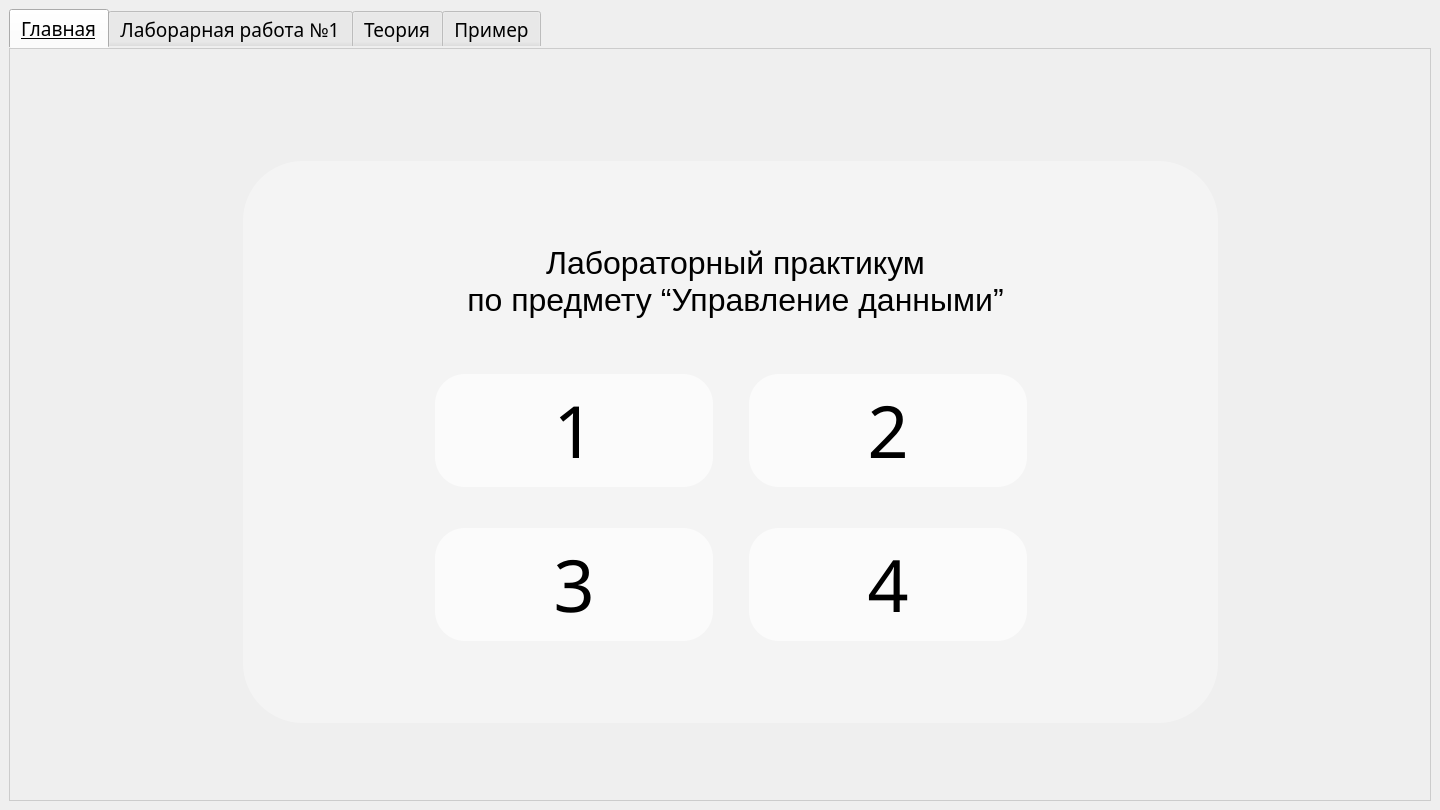
First picture: the form in interface.ui, repository aleksgov/py_labs, before the edit.
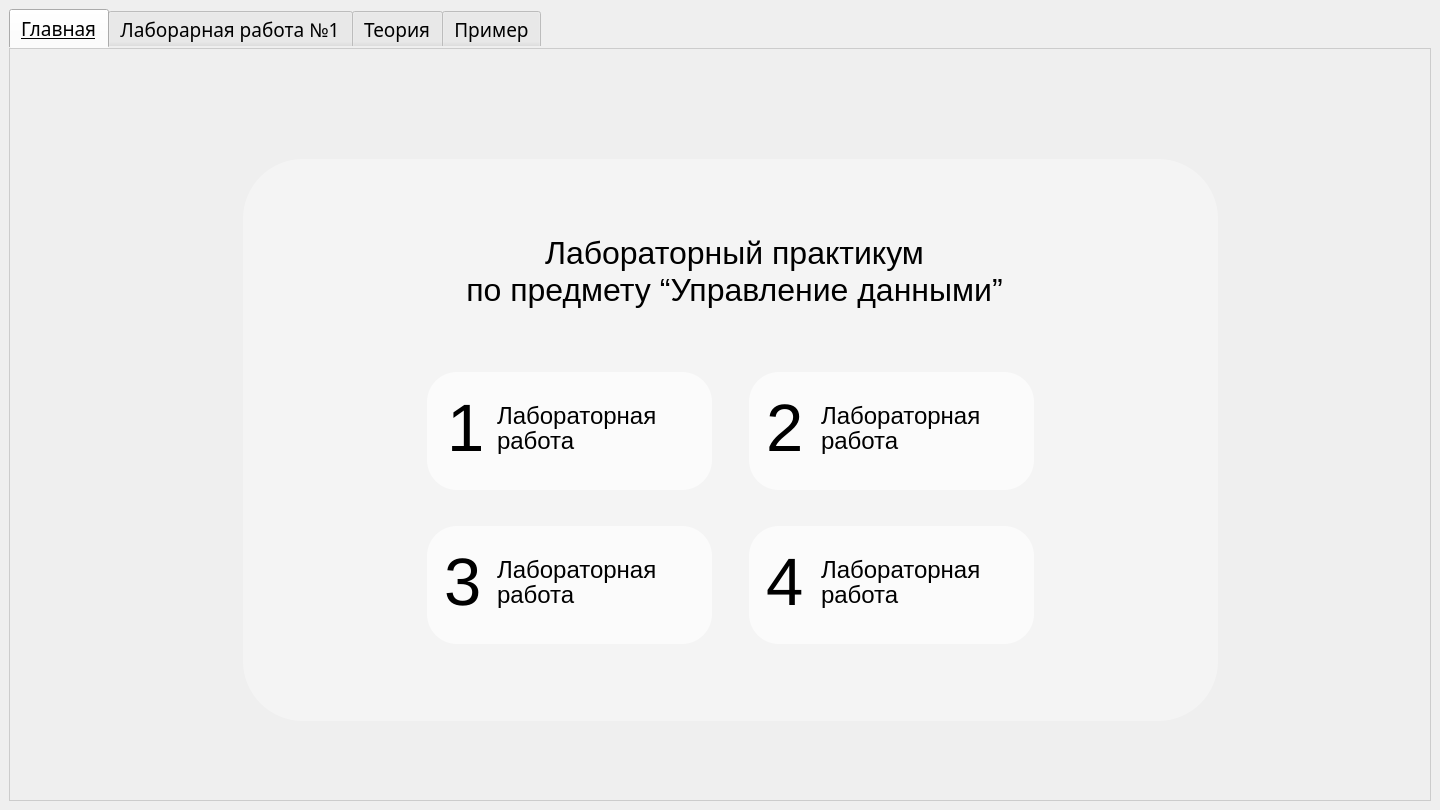
Second picture: the form after the edit.

Commit message: add naming buttons

```diff
--- a/interface.ui
+++ b/interface.ui
@@ -58,7 +58,7 @@
         <property name="geometry">
          <rect>
           <x>233</x>
-          <y>112</y>
+          <y>110</y>
           <width>975</width>
           <height>562</height>
          </rect>
@@ -74,22 +74,460 @@
         <property name="frameShadow">
          <enum>QFrame::Raised</enum>
         </property>
-        <widget class="QTextBrowser" name="textBrowser">
+        <widget class="QWidget" name="SecondLabWidget" native="true">
+         <property name="enabled">
+          <bool>true</bool>
+         </property>
          <property name="geometry">
           <rect>
-           <x>147</x>
-           <y>80</y>
-           <width>691</width>
-           <height>101</height>
+           <x>506</x>
+           <y>213</y>
+           <width>285</width>
+           <height>118</height>
           </rect>
          </property>
          <property name="styleSheet">
-          <string notr="true">QTextBrowser {
-    background-color: transparent;
-    user-select: none; 
+          <string notr="true">QWidget {
+      border-radius: 30px;
+      background-color: transparent;
 }</string>
          </property>
-         <property name="html">
+         <widget class="QPushButton" name="SecondLabButton">
+          <property name="geometry">
+           <rect>
+            <x>0</x>
+            <y>0</y>
+            <width>285</width>
+            <height>118</height>
+           </rect>
+          </property>
+          <property name="sizeIncrement">
+           <size>
+            <width>278</width>
+            <height>0</height>
+           </size>
+          </property>
+          <property name="font">
+           <font>
+            <family>Century Gothic</family>
+            <pointsize>-1</pointsize>
+           </font>
+          </property>
+          <property name="layoutDirection">
+           <enum>Qt::LeftToRight</enum>
+          </property>
+          <property name="autoFillBackground">
+           <bool>false</bool>
+          </property>
+          <property name="styleSheet">
+           <string notr="true">QPushButton {
+    border-radius: 30px;                  
+    padding: 0;                
+    background-color: rgba(255, 255, 255, 0.65);           
+    font-size: 72px;
+    font-family: 'Century Gothic';           
+    border: none;                     
+}
+
+QPushButton:hover {
+    background-color: rgba(255, 255, 255, 0.85); 
+}
+
+QPushButton:pressed {
+    background-color: rgba(255, 255, 255, 0.5);  
+}
+</string>
+          </property>
+          <property name="text">
+           <string/>
+          </property>
+         </widget>
+         <widget class="QLabel" name="label3">
+          <property name="geometry">
+           <rect>
+            <x>17</x>
+            <y>11</y>
+            <width>41</width>
+            <height>91</height>
+           </rect>
+          </property>
+          <property name="styleSheet">
+           <string notr="true">background-color: transparent;</string>
+          </property>
+          <property name="text">
+           <string>&lt;html&gt;&lt;head/&gt;&lt;body&gt;&lt;p&gt;&lt;span style=&quot; font-size:50pt; font-family: 'Century Gothic'&quot;&gt;2&lt;/span&gt;&lt;/p&gt;&lt;/body&gt;&lt;/html&gt;</string>
+          </property>
+         </widget>
+         <widget class="QLabel" name="label4">
+          <property name="geometry">
+           <rect>
+            <x>72</x>
+            <y>20</y>
+            <width>205</width>
+            <height>71</height>
+           </rect>
+          </property>
+          <property name="text">
+           <string>&lt;html&gt;
+    &lt;head/&gt;
+    &lt;body&gt;
+        &lt;p style=&quot;line-height: 90%; margin: 0;&quot;&gt;
+            &lt;span style=&quot;font-size:18pt; font-family: 'Century Gothic';&quot;&gt;Лабораторная&lt;/span&gt;
+        &lt;/p&gt;
+        &lt;p style=&quot;line-height: 90%; margin: 0;&quot;&gt;
+            &lt;span style=&quot;font-size:18pt; font-family: 'Century Gothic';&quot;&gt;работа&lt;/span&gt;
+        &lt;/p&gt;
+    &lt;/body&gt;
+&lt;/html&gt;</string>
+          </property>
+         </widget>
+        </widget>
+        <widget class="QWidget" name="ThirdLabWidget" native="true">
+         <property name="enabled">
+          <bool>true</bool>
+         </property>
+         <property name="geometry">
+          <rect>
+           <x>184</x>
+           <y>367</y>
+           <width>285</width>
+           <height>118</height>
+          </rect>
+         </property>
+         <property name="cursor">
+          <cursorShape>PointingHandCursor</cursorShape>
+         </property>
+         <property name="styleSheet">
+          <string notr="true">QWidget {
+      border-radius: 30px;
+      background-color: transparent;
+}</string>
+         </property>
+         <widget class="QPushButton" name="ThirdLabButton">
+          <property name="geometry">
+           <rect>
+            <x>0</x>
+            <y>0</y>
+            <width>285</width>
+            <height>118</height>
+           </rect>
+          </property>
+          <property name="sizeIncrement">
+           <size>
+            <width>278</width>
+            <height>0</height>
+           </size>
+          </property>
+          <property name="font">
+           <font>
+            <family>Century Gothic</family>
+            <pointsize>-1</pointsize>
+           </font>
+          </property>
+          <property name="layoutDirection">
+           <enum>Qt::LeftToRight</enum>
+          </property>
+          <property name="autoFillBackground">
+           <bool>false</bool>
+          </property>
+          <property name="styleSheet">
+           <string notr="true">QPushButton {
+    border-radius: 30px;                  
+    padding: 0;                
+    background-color: rgba(255, 255, 255, 0.65);           
+    font-size: 72px;
+    font-family: 'Century Gothic';           
+    border: none;                     
+}
+
+QPushButton:hover {
+    background-color: rgba(255, 255, 255, 0.85); 
+}
+
+QPushButton:pressed {
+    background-color: rgba(255, 255, 255, 0.5);  
+}
+</string>
+          </property>
+          <property name="text">
+           <string/>
+          </property>
+         </widget>
+         <widget class="QLabel" name="label5">
+          <property name="geometry">
+           <rect>
+            <x>17</x>
+            <y>11</y>
+            <width>41</width>
+            <height>91</height>
+           </rect>
+          </property>
+          <property name="styleSheet">
+           <string notr="true">background-color: transparent;</string>
+          </property>
+          <property name="text">
+           <string>&lt;html&gt;&lt;head/&gt;&lt;body&gt;&lt;p&gt;&lt;span style=&quot; font-size:50pt; font-family: 'Century Gothic'&quot;&gt;3&lt;/span&gt;&lt;/p&gt;&lt;/body&gt;&lt;/html&gt;</string>
+          </property>
+         </widget>
+         <widget class="QLabel" name="label6">
+          <property name="geometry">
+           <rect>
+            <x>70</x>
+            <y>20</y>
+            <width>205</width>
+            <height>71</height>
+           </rect>
+          </property>
+          <property name="text">
+           <string>&lt;html&gt;
+    &lt;head/&gt;
+    &lt;body&gt;
+        &lt;p style=&quot;line-height: 90%; margin: 0;&quot;&gt;
+            &lt;span style=&quot;font-size:18pt; font-family: 'Century Gothic';&quot;&gt;Лабораторная&lt;/span&gt;
+        &lt;/p&gt;
+        &lt;p style=&quot;line-height: 90%; margin: 0;&quot;&gt;
+            &lt;span style=&quot;font-size:18pt; font-family: 'Century Gothic';&quot;&gt;работа&lt;/span&gt;
+        &lt;/p&gt;
+    &lt;/body&gt;
+&lt;/html&gt;</string>
+          </property>
+         </widget>
+        </widget>
+        <widget class="QWidget" name="FourthLabWidget" native="true">
+         <property name="enabled">
+          <bool>true</bool>
+         </property>
+         <property name="geometry">
+          <rect>
+           <x>506</x>
+           <y>367</y>
+           <width>285</width>
+           <height>118</height>
+          </rect>
+         </property>
+         <property name="cursor">
+          <cursorShape>PointingHandCursor</cursorShape>
+         </property>
+         <property name="styleSheet">
+          <string notr="true">QWidget {
+      border-radius: 30px;
+      background-color: transparent;
+}</string>
+         </property>
+         <widget class="QPushButton" name="FourthLabButton">
+          <property name="geometry">
+           <rect>
+            <x>0</x>
+            <y>0</y>
+            <width>285</width>
+            <height>118</height>
+           </rect>
+          </property>
+          <property name="sizeIncrement">
+           <size>
+            <width>278</width>
+            <height>0</height>
+           </size>
+          </property>
+          <property name="font">
+           <font>
+            <family>Century Gothic</family>
+            <pointsize>-1</pointsize>
+           </font>
+          </property>
+          <property name="layoutDirection">
+           <enum>Qt::LeftToRight</enum>
+          </property>
+          <property name="autoFillBackground">
+           <bool>false</bool>
+          </property>
+          <property name="styleSheet">
+           <string notr="true">QPushButton {
+    border-radius: 30px;                  
+    padding: 0;                
+    background-color: rgba(255, 255, 255, 0.65);           
+    font-size: 72px;
+    font-family: 'Century Gothic';           
+    border: none;                     
+}
+
+QPushButton:hover {
+    background-color: rgba(255, 255, 255, 0.85); 
+}
+
+QPushButton:pressed {
+    background-color: rgba(255, 255, 255, 0.5);  
+}
+</string>
+          </property>
+          <property name="text">
+           <string/>
+          </property>
+         </widget>
+         <widget class="QLabel" name="label7">
+          <property name="geometry">
+           <rect>
+            <x>17</x>
+            <y>11</y>
+            <width>41</width>
+            <height>91</height>
+           </rect>
+          </property>
+          <property name="styleSheet">
+           <string notr="true">background-color: transparent;</string>
+          </property>
+          <property name="text">
+           <string>&lt;html&gt;&lt;head/&gt;&lt;body&gt;&lt;p&gt;&lt;span style=&quot; font-size:50pt; font-family: 'Century Gothic'&quot;&gt;4&lt;/span&gt;&lt;/p&gt;&lt;/body&gt;&lt;/html&gt;</string>
+          </property>
+         </widget>
+         <widget class="QLabel" name="label8">
+          <property name="geometry">
+           <rect>
+            <x>72</x>
+            <y>20</y>
+            <width>205</width>
+            <height>71</height>
+           </rect>
+          </property>
+          <property name="text">
+           <string>&lt;html&gt;
+    &lt;head/&gt;
+    &lt;body&gt;
+        &lt;p style=&quot;line-height: 90%; margin: 0;&quot;&gt;
+            &lt;span style=&quot;font-size:18pt; font-family: 'Century Gothic';&quot;&gt;Лабораторная&lt;/span&gt;
+        &lt;/p&gt;
+        &lt;p style=&quot;line-height: 90%; margin: 0;&quot;&gt;
+            &lt;span style=&quot;font-size:18pt; font-family: 'Century Gothic';&quot;&gt;работа&lt;/span&gt;
+        &lt;/p&gt;
+    &lt;/body&gt;
+&lt;/html&gt;</string>
+          </property>
+         </widget>
+        </widget>
+        <widget class="QWidget" name="FirstLabWidget" native="true">
+         <property name="enabled">
+          <bool>true</bool>
+         </property>
+         <property name="geometry">
+          <rect>
+           <x>184</x>
+           <y>213</y>
+           <width>285</width>
+           <height>118</height>
+          </rect>
+         </property>
+         <property name="cursor">
+          <cursorShape>PointingHandCursor</cursorShape>
+         </property>
+         <property name="styleSheet">
+          <string notr="true">QWidget {
+      border-radius: 30px;
+      background-color: transparent;
+}</string>
+         </property>
+         <widget class="QPushButton" name="FirstLabButton">
+          <property name="geometry">
+           <rect>
+            <x>0</x>
+            <y>0</y>
+            <width>285</width>
+            <height>118</height>
+           </rect>
+          </property>
+          <property name="sizeIncrement">
+           <size>
+            <width>278</width>
+            <height>0</height>
+           </size>
+          </property>
+          <property name="font">
+           <font>
+            <family>Century Gothic</family>
+            <pointsize>-1</pointsize>
+           </font>
+          </property>
+          <property name="layoutDirection">
+           <enum>Qt::LeftToRight</enum>
+          </property>
+          <property name="autoFillBackground">
+           <bool>false</bool>
+          </property>
+          <property name="styleSheet">
+           <string notr="true">QPushButton {
+    border-radius: 30px;                  
+    padding: 0;                
+    background-color: rgba(255, 255, 255, 0.65);           
+    font-size: 72px;
+    font-family: 'Century Gothic';           
+    border: none;                     
+}
+
+QPushButton:hover {
+    background-color: rgba(255, 255, 255, 0.85); 
+}
+
+QPushButton:pressed {
+    background-color: rgba(255, 255, 255, 0.5);  
+}
+</string>
+          </property>
+          <property name="text">
+           <string/>
+          </property>
+         </widget>
+         <widget class="QLabel" name="label1">
+          <property name="geometry">
+           <rect>
+            <x>20</x>
+            <y>11</y>
+            <width>41</width>
+            <height>91</height>
+           </rect>
+          </property>
+          <property name="styleSheet">
+           <string notr="true">background-color: transparent;</string>
+          </property>
+          <property name="text">
+           <string>&lt;html&gt;&lt;head/&gt;&lt;body&gt;&lt;p&gt;&lt;span style=&quot; font-size:50pt; font-family: 'Century Gothic'&quot;&gt;1&lt;/span&gt;&lt;/p&gt;&lt;/body&gt;&lt;/html&gt;</string>
+          </property>
+         </widget>
+         <widget class="QLabel" name="label2">
+          <property name="geometry">
+           <rect>
+            <x>70</x>
+            <y>20</y>
+            <width>205</width>
+            <height>71</height>
+           </rect>
+          </property>
+          <property name="text">
+           <string>&lt;html&gt;
+    &lt;head/&gt;
+    &lt;body&gt;
+        &lt;p style=&quot;line-height: 90%; margin: 0;&quot;&gt;
+            &lt;span style=&quot;font-size:18pt; font-family: 'Century Gothic';&quot;&gt;Лабораторная&lt;/span&gt;
+        &lt;/p&gt;
+        &lt;p style=&quot;line-height: 90%; margin: 0;&quot;&gt;
+            &lt;span style=&quot;font-size:18pt; font-family: 'Century Gothic';&quot;&gt;работа&lt;/span&gt;
+        &lt;/p&gt;
+    &lt;/body&gt;
+&lt;/html&gt;</string>
+          </property>
+         </widget>
+        </widget>
+        <widget class="QLabel" name="name_labs">
+         <property name="geometry">
+          <rect>
+           <x>160</x>
+           <y>70</y>
+           <width>663</width>
+           <height>86</height>
+          </rect>
+         </property>
+         <property name="styleSheet">
+          <string notr="true">background-color: transparent;</string>
+         </property>
+         <property name="text">
           <string>&lt;!DOCTYPE HTML PUBLIC &quot;-//W3C//DTD HTML 4.0//EN&quot; &quot;http://www.w3.org/TR/REC-html40/strict.dtd&quot;&gt;
 &lt;html&gt;&lt;head&gt;&lt;meta name=&quot;qrichtext&quot; content=&quot;1&quot; /&gt;&lt;style type=&quot;text/css&quot;&gt;
 p, li { white-space: pre-wrap; }
@@ -98,190 +536,6 @@
 &lt;p align=&quot;center&quot; style=&quot; margin-top:0px; margin-bottom:0px; margin-left:0px; margin-right:0px; -qt-block-indent:0; text-indent:0px;&quot;&gt;&lt;span style=&quot; font-family:'Century Gothic'; font-size:24pt;&quot;&gt;по предмету “Управление данными”&lt;/span&gt;&lt;/p&gt;&lt;/body&gt;&lt;/html&gt;</string>
          </property>
         </widget>
-        <widget class="QPushButton" name="FirstLabButton">
-         <property name="geometry">
-          <rect>
-           <x>192</x>
-           <y>213</y>
-           <width>278</width>
-           <height>113</height>
-          </rect>
-         </property>
-         <property name="sizeIncrement">
-          <size>
-           <width>278</width>
-           <height>0</height>
-          </size>
-         </property>
-         <property name="font">
-          <font>
-           <family>Century Gothic</family>
-           <pointsize>-1</pointsize>
-          </font>
-         </property>
-         <property name="layoutDirection">
-          <enum>Qt::LeftToRight</enum>
-         </property>
-         <property name="styleSheet">
-          <string notr="true">QPushButton {
-    border-radius: 30px;                  
-    padding: 0;                
-    background-color: rgba(255, 255, 255, 0.65);           
-    font-size: 72px;
-    font-family: 'Century Gothic';           
-    border: none;                     
-}
-
-QPushButton:hover {
-    background-color: rgba(255, 255, 255, 0.85); 
-}
-
-QPushButton:pressed {
-    background-color: rgba(255, 255, 255, 0.5);  
-}
-</string>
-         </property>
-         <property name="text">
-          <string>1</string>
-         </property>
-        </widget>
-        <widget class="QPushButton" name="pushButton_2">
-         <property name="geometry">
-          <rect>
-           <x>192</x>
-           <y>367</y>
-           <width>278</width>
-           <height>113</height>
-          </rect>
-         </property>
-         <property name="sizeIncrement">
-          <size>
-           <width>278</width>
-           <height>0</height>
-          </size>
-         </property>
-         <property name="font">
-          <font>
-           <family>Century Gothic</family>
-           <pointsize>-1</pointsize>
-          </font>
-         </property>
-         <property name="styleSheet">
-          <string notr="true">QPushButton {
-    border-radius: 30px;                  
-    padding: 0;                
-    background-color: rgba(255, 255, 255, 0.65);           
-    font-size: 72px;
-    font-family: 'Century Gothic';           
-    border: none;                     
-}
-
-QPushButton:hover {
-    background-color: rgba(255, 255, 255, 0.85); 
-}
-
-QPushButton:pressed {
-    background-color: rgba(255, 255, 255, 0.5);  
-}
-</string>
-         </property>
-         <property name="text">
-          <string>3</string>
-         </property>
-        </widget>
-        <widget class="QPushButton" name="pushButton_3">
-         <property name="geometry">
-          <rect>
-           <x>506</x>
-           <y>367</y>
-           <width>278</width>
-           <height>113</height>
-          </rect>
-         </property>
-         <property name="sizeIncrement">
-          <size>
-           <width>278</width>
-           <height>0</height>
-          </size>
-         </property>
-         <property name="font">
-          <font>
-           <family>Century Gothic</family>
-           <pointsize>-1</pointsize>
-          </font>
-         </property>
-         <property name="styleSheet">
-          <string notr="true">QPushButton {
-    border-radius: 30px;                  
-    padding: 0;                
-    background-color: rgba(255, 255, 255, 0.65);           
-    font-size: 72px;
-    font-family: 'Century Gothic';           
-    border: none;                     
-}
-
-QPushButton:hover {
-    background-color: rgba(255, 255, 255, 0.85); 
-}
-
-QPushButton:pressed {
-    background-color: rgba(255, 255, 255, 0.5);  
-}
-</string>
-         </property>
-         <property name="text">
-          <string>4</string>
-         </property>
-        </widget>
-        <widget class="QPushButton" name="pushButton_4">
-         <property name="geometry">
-          <rect>
-           <x>506</x>
-           <y>213</y>
-           <width>278</width>
-           <height>113</height>
-          </rect>
-         </property>
-         <property name="sizeIncrement">
-          <size>
-           <width>278</width>
-           <height>0</height>
-          </size>
-         </property>
-         <property name="font">
-          <font>
-           <family>Century Gothic</family>
-           <pointsize>-1</pointsize>
-          </font>
-         </property>
-         <property name="styleSheet">
-          <string notr="true">QPushButton {
-    border-radius: 30px;                  
-    padding: 0;                
-    background-color: rgba(255, 255, 255, 0.65);           
-    font-size: 72px;
-    font-family: 'Century Gothic';           
-    border: none;                     
-}
-
-QPushButton:hover {
-    background-color: rgba(255, 255, 255, 0.85); 
-}
-
-QPushButton:pressed {
-    background-color: rgba(255, 255, 255, 0.5);  
-}
-</string>
-         </property>
-         <property name="text">
-          <string>2</string>
-         </property>
-        </widget>
-        <zorder>FirstLabButton</zorder>
-        <zorder>textBrowser</zorder>
-        <zorder>pushButton_2</zorder>
-        <zorder>pushButton_3</zorder>
-        <zorder>pushButton_4</zorder>
        </widget>
       </widget>
       <widget class="QWidget" name="FirstLabTab">
```
Left out of the diff: 5 changed lines with no effect on the pictures. The commit also changes 2 other files.
